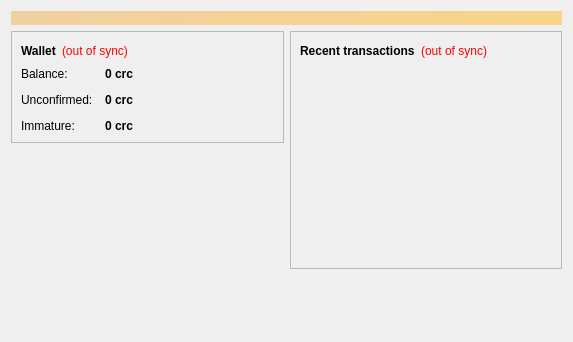
Above: src/qt/forms/overviewpage.ui from coinico/creocoin before the change. Below: the same form after it.
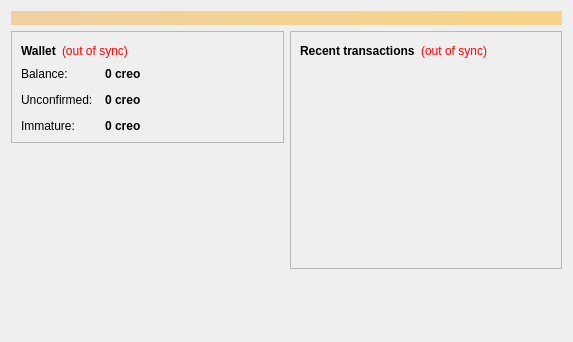
That is the form after the change.

```diff
--- a/src/qt/forms/overviewpage.ui
+++ b/src/qt/forms/overviewpage.ui
@@ -122,7 +122,7 @@
                <string>Your current balance</string>
               </property>
               <property name="text">
-               <string notr="true">0 crc</string>
+               <string notr="true">0 creo</string>
               </property>
               <property name="textInteractionFlags">
                <set>Qt::LinksAccessibleByMouse|Qt::TextSelectableByKeyboard|Qt::TextSelectableByMouse</set>
@@ -151,7 +151,7 @@
                <string>Total of transactions that have yet to be confirmed, and do not yet count toward the current balance</string>
               </property>
               <property name="text">
-               <string notr="true">0 crc</string>
+               <string notr="true">0 creo</string>
               </property>
               <property name="textInteractionFlags">
                <set>Qt::LinksAccessibleByMouse|Qt::TextSelectableByKeyboard|Qt::TextSelectableByMouse</set>
@@ -177,7 +177,7 @@
                <string>Mined balance that has not yet matured</string>
               </property>
               <property name="text">
-               <string notr="true">0 crc</string>
+               <string notr="true">0 creo</string>
               </property>
               <property name="textInteractionFlags">
                <set>Qt::LinksAccessibleByMouse|Qt::TextSelectableByKeyboard|Qt::TextSelectableByMouse</set>
```
